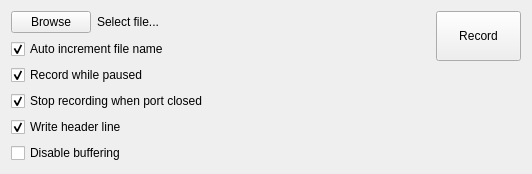
This is src/recordpanel.ui in AlexanderAmelkin/SerialPlot as Qt 5 draws it before an edit. The edited form follows.
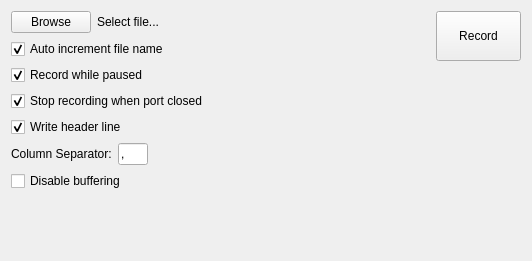
This is the edited form.

Commit message: added column separator option

```diff
--- a/src/recordpanel.ui
+++ b/src/recordpanel.ui
@@ -7,7 +7,7 @@
     <x>0</x>
     <y>0</y>
     <width>532</width>
-    <height>169</height>
+    <height>261</height>
    </rect>
   </property>
   <property name="windowTitle">
@@ -92,6 +92,46 @@
        </property>
       </widget>
      </item>
+     <item>
+      <layout class="QHBoxLayout" name="horizontalLayout_3">
+       <item>
+        <widget class="QLabel" name="label">
+         <property name="text">
+          <string>Column Separator:</string>
+         </property>
+        </widget>
+       </item>
+       <item>
+        <widget class="QLineEdit" name="leSeparator">
+         <property name="maximumSize">
+          <size>
+           <width>30</width>
+           <height>16777215</height>
+          </size>
+         </property>
+         <property name="toolTip">
+          <string>For TAB character enter \t</string>
+         </property>
+         <property name="text">
+          <string>,</string>
+         </property>
+        </widget>
+       </item>
+       <item>
+        <spacer name="horizontalSpacer">
+         <property name="orientation">
+          <enum>Qt::Horizontal</enum>
+         </property>
+         <property name="sizeHint" stdset="0">
+          <size>
+           <width>40</width>
+           <height>20</height>
+          </size>
+         </property>
+        </spacer>
+       </item>
+      </layout>
+     </item>
      <item>
       <widget class="QCheckBox" name="cbDisableBuffering">
        <property name="toolTip">
@@ -110,7 +150,7 @@
        <property name="sizeHint" stdset="0">
         <size>
          <width>20</width>
-         <height>40</height>
+         <height>1</height>
         </size>
        </property>
       </spacer>
@@ -143,7 +183,7 @@
        <property name="sizeHint" stdset="0">
         <size>
          <width>20</width>
-         <height>40</height>
+         <height>1</height>
         </size>
        </property>
       </spacer>
```
The commit also changes 4 other files.
